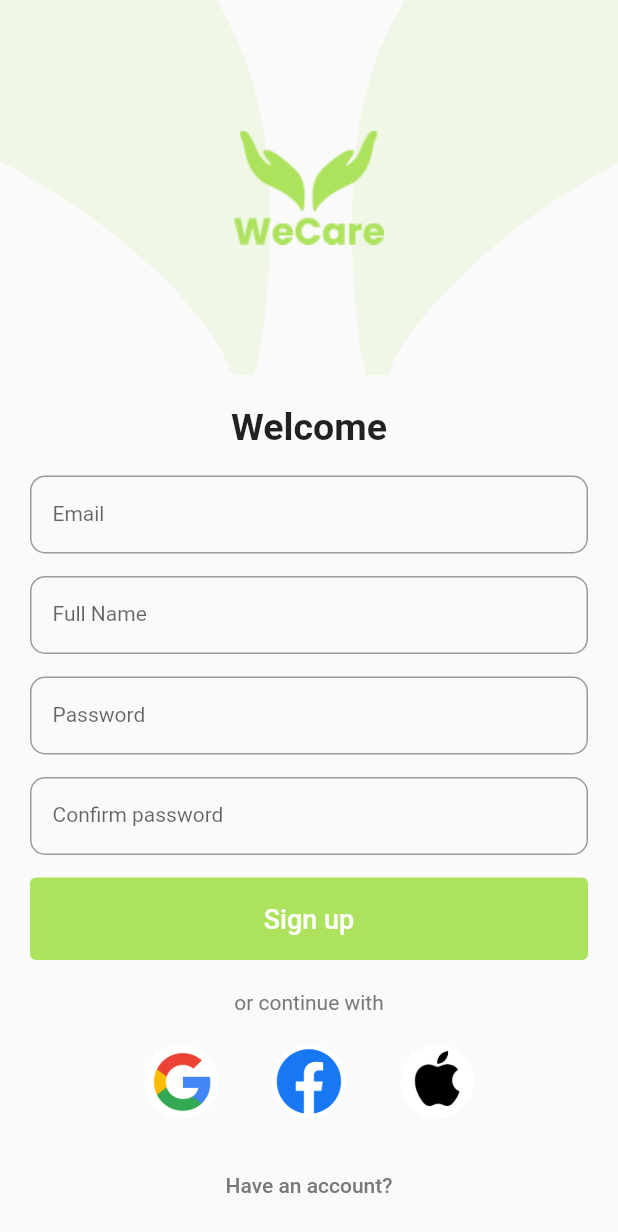
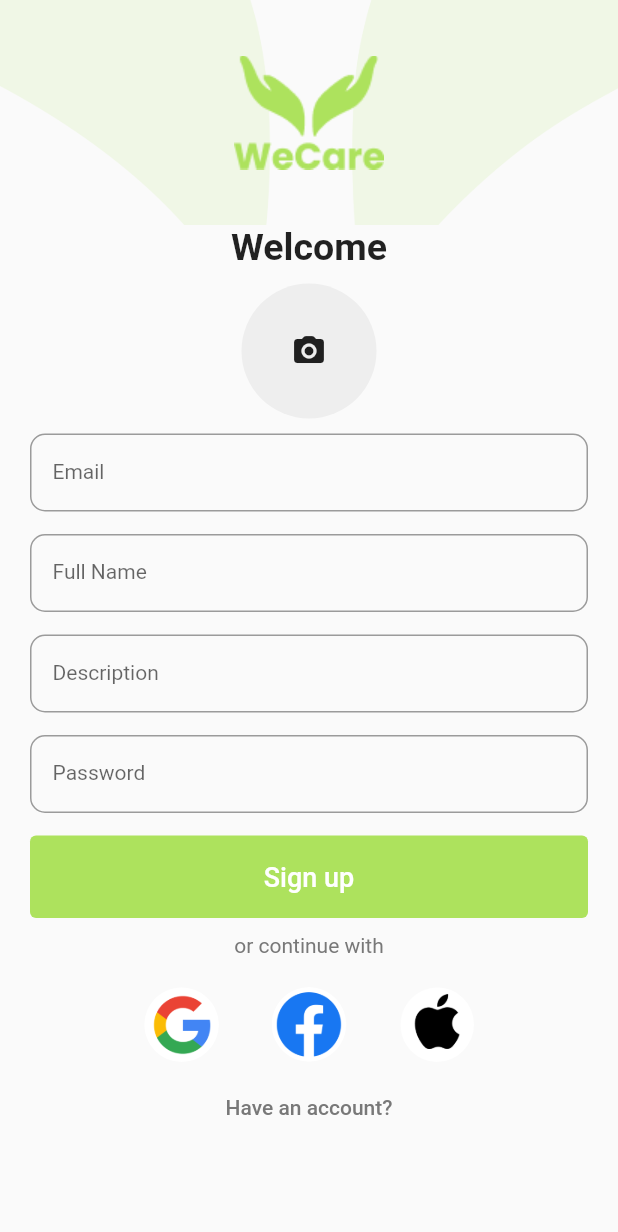
Before and after one commit to WECARE-BMA/wecare_app, a Flutter app: the SignupPage screen opened by its route, on a phone screen of 412 x 824 dp. Shown: the top 1232 px of the screen. Run offline on Flutter 3.47's test engine with Material 2 defaults, Android fonts, the phone set to English and light mode, and no system bars; our stand-ins replace animated_splash_screen, bloc, cloud_firestore, equatable, firebase_auth, firebase_core and 5 more; accounts and stored records are empty.

Commit message:
updated signup page

```diff
--- a/lib/views/auth_pages/signup_page.dart
+++ b/lib/views/auth_pages/signup_page.dart
@@ -1,4 +1,7 @@
+import 'dart:io';
+
 import 'package:flutter/material.dart';
+import 'package:image_picker/image_picker.dart';
 import 'package:wecare_app/views/auth_pages/signin_page.dart';
 
 class SignupPage extends StatefulWidget {
@@ -19,13 +22,12 @@ class _SignupPageState extends State<SignupPage> {
               // mainAxisAlignment: MainAxisAlignment.st,
               children: [
                 Container(
-                    height: 250,
+                    height: 150,
                     width: double.infinity,
                     decoration: BoxDecoration(
                         image: DecorationImage(
                             image: AssetImage('assets/images/background.png'),
                             fit: BoxFit.cover)),
-                    margin: EdgeInsets.only(bottom: 20),
                     child: Image.asset('assets/images/logo.png')),
                 SignupForm(),
               ],
@@ -45,6 +47,21 @@ class SignupForm extends StatefulWidget {
 }
 
 class _SignupFormState extends State<SignupForm> {
+  File? _image;
+
+  final _picker = ImagePicker();
+
+  Future<void> _openImagePicker() async {
+    final XFile? pickedImage =
+        await _picker.pickImage(source: ImageSource.gallery);
+    if (pickedImage != null) {
+      setState(() {
+        _image = File(pickedImage.path);
+      });
+    }
+    print(pickedImage);
+  }
+
   final _formKey = GlobalKey<FormState>();
 
   @override
@@ -56,15 +73,25 @@ class _SignupFormState extends State<SignupForm> {
         child: Column(
           mainAxisAlignment: MainAxisAlignment.spaceBetween,
           children: [
-            Padding(
-              padding: const EdgeInsets.only(bottom: 18),
-              child: Text(
+            Text(
               'Welcome',
               textAlign: TextAlign.right,
               style: TextStyle(
                 fontWeight: FontWeight.bold,
                 fontSize: 25,
               ),
+            ),
+            Center(
+              child: Container(
+                height: 90,
+                width: 90,
+                margin: EdgeInsets.only(top: 10, bottom: 10),
+                decoration: BoxDecoration(
+                    color: Colors.grey.shade200,
+                    borderRadius: BorderRadius.circular(100)),
+                child: IconButton(
+                    onPressed: _openImagePicker,
+                    icon: Icon(Icons.camera_alt_rounded)),
               ),
             ),
             Padding(
@@ -109,7 +136,7 @@ class _SignupFormState extends State<SignupForm> {
                     borderRadius: BorderRadius.circular(10.0),
                   ),
                   // hintText: 'Enter your password',
-                  labelText: 'Password',
+                  labelText: 'Description',
                 ),
               ),
             ),
@@ -125,7 +152,7 @@ class _SignupFormState extends State<SignupForm> {
                     borderRadius: BorderRadius.circular(10.0),
                   ),
                   // hintText: 'Enter your password',
-                  labelText: 'Confirm password',
+                  labelText: 'Password',
                 ),
               ),
             ),
@@ -164,7 +191,7 @@ class ThirdPartyAuths extends StatelessWidget {
     return Column(
       children: [
         Padding(
-          padding: const EdgeInsets.only(bottom: 20, top: 20),
+          padding: const EdgeInsets.only(bottom: 20, top: 10),
           child: Text(
             'or continue with',
             style: TextStyle(color: Color(0xff787878)),
@@ -205,7 +232,7 @@ class ThirdPartyAuths extends StatelessWidget {
           ],
         ),
         Container(
-          padding: const EdgeInsets.only(top: 20, bottom: 20),
+          padding: const EdgeInsets.only(top: 6, bottom: 20),
           width: double.infinity,
           child: Row(
             mainAxisAlignment: MainAxisAlignment.center,
```
Lines whose indentation alone changed are shown as unchanged.
